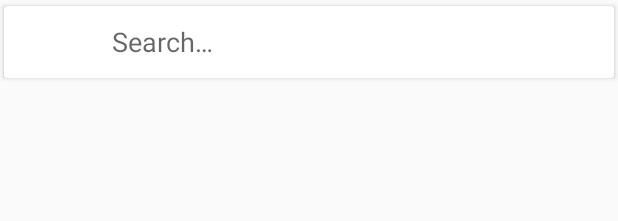
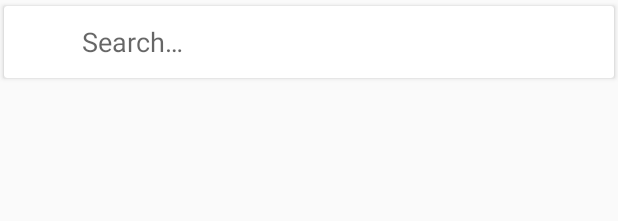
Before and after one commit to franciscojunior/Material-Design-Tests, an Android app: the layout persistent_search_bar.xml on its own in the app's theme, with its tools: preview values and no code run, on a phone screen of 412 x 824 dp. Shown: the top 221 px of the screen. Run offline under Robolectric (Android 15) with nearby library versions, the light colour scheme and no system bars.

Commit message:
Changed MultiAutoCompleteTextView margin values
Added fading effect to tabs text

```diff
--- a/app/src/main/res/layout/persistent_search_bar.xml
+++ b/app/src/main/res/layout/persistent_search_bar.xml
@@ -7,7 +7,8 @@
     android:layout_height="wrap_content"
     android:id="@+id/search_query_section"
     android:clickable="true"
-    android:layout_centerInParent="true">
+    android:layout_centerInParent="true"
+    >
 
     <!--Reference: http://stackoverflow.com/questions/5056734/android-force-edittext-to-remove-focus/16477251#16477251-->
     <RelativeLayout
@@ -25,6 +26,8 @@
             android:layout_marginStart="@dimen/search_bar_left_icon_left_margin"
             android:layout_marginLeft="@dimen/search_bar_left_icon_left_margin">
 
+
+
             <ImageView
                 android:alpha="1"
                 android:id="@+id/left_action"
@@ -32,10 +35,7 @@
                 android:layout_height="@dimen/square_button_size"
                 android:padding="@dimen/square_button_padding"
                 android:clickable="true"
-
                 />
-
-
 
         </FrameLayout>
 
@@ -45,8 +45,8 @@
             android:layout_height="match_parent"
             android:layout_toEndOf="@+id/search_bar_left_action_container"
             android:layout_toRightOf="@+id/search_bar_left_action_container"
-            android:layout_marginStart="20dp"
-            android:layout_marginLeft="20dp"
+            android:layout_marginStart="0dp"
+            android:layout_marginLeft="0dp"
             android:layout_centerInParent="true">
 
             <MultiAutoCompleteTextView
@@ -60,7 +60,7 @@
                 android:ellipsize="end"
                 android:maxLines="1"
                 android:inputType="textNoSuggestions"
-                android:imeOptions="actionSearch"/>
+                android:imeOptions="actionSearch" />
 
         </FrameLayout>
 
@@ -74,6 +74,7 @@
             android:padding="@dimen/square_button_padding"
             android:clickable="true"
             android:layout_centerInParent="true"
+            android:layout_marginRight="@dimen/search_bar_right_icon_right_margin"
             />
 
 
```
Also changed, not shown: app/src/main/java/com/example/fxjr/testetabs/MainActivity.java (+31 -1 lines).
